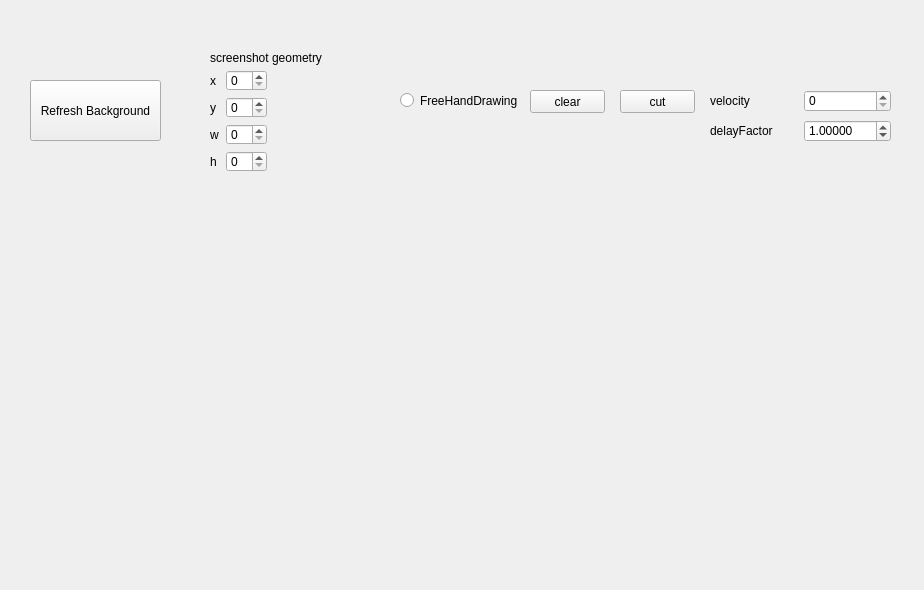
This is pages/freehand.ui in Jogala/stageController_windows_64 as Qt 5 draws it before an edit. The edited form follows.
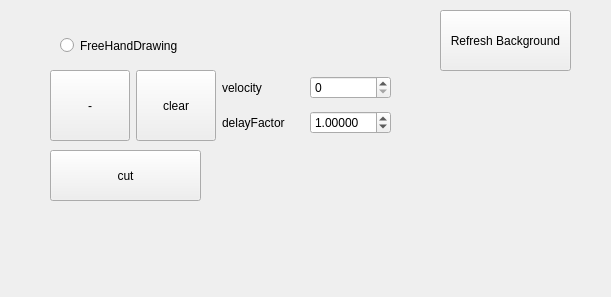
This is the edited form.

```diff
--- a/pages/freehand.ui
+++ b/pages/freehand.ui
@@ -6,33 +6,20 @@
    <rect>
     <x>0</x>
     <y>0</y>
-    <width>924</width>
-    <height>590</height>
+    <width>611</width>
+    <height>297</height>
    </rect>
   </property>
   <property name="windowTitle">
    <string>Form</string>
   </property>
-  <widget class="QPushButton" name="pushButton_clear">
-   <property name="geometry">
-    <rect>
-     <x>530</x>
-     <y>90</y>
-     <width>75</width>
-     <height>23</height>
-    </rect>
-   </property>
-   <property name="text">
-    <string>clear</string>
-   </property>
-  </widget>
   <widget class="QPushButton" name="pushButton_cut_freeHand_press">
    <property name="geometry">
     <rect>
-     <x>620</x>
-     <y>90</y>
-     <width>75</width>
-     <height>23</height>
+     <x>50</x>
+     <y>150</y>
+     <width>151</width>
+     <height>51</height>
     </rect>
    </property>
    <property name="text">
@@ -42,10 +29,10 @@
   <widget class="QRadioButton" name="radioButton">
    <property name="geometry">
     <rect>
-     <x>400</x>
-     <y>60</y>
+     <x>60</x>
+     <y>30</y>
      <width>161</width>
-     <height>81</height>
+     <height>31</height>
     </rect>
    </property>
    <property name="text">
@@ -55,8 +42,8 @@
   <widget class="QPushButton" name="pushButton_refreshBackground">
    <property name="geometry">
     <rect>
-     <x>30</x>
-     <y>80</y>
+     <x>440</x>
+     <y>10</y>
      <width>131</width>
      <height>61</height>
     </rect>
@@ -65,56 +52,41 @@
     <string>Refresh Background</string>
    </property>
   </widget>
-  <widget class="QLabel" name="label">
+  <widget class="QWidget" name="">
    <property name="geometry">
     <rect>
-     <x>210</x>
-     <y>50</y>
-     <width>131</width>
-     <height>16</height>
-    </rect>
-   </property>
-   <property name="text">
-    <string>screenshot geometry</string>
-   </property>
-  </widget>
-  <widget class="QWidget" name="layoutWidget_2">
-   <property name="geometry">
-    <rect>
-     <x>210</x>
+     <x>50</x>
      <y>70</y>
-     <width>57</width>
-     <height>102</height>
+     <width>341</width>
+     <height>71</height>
     </rect>
    </property>
+   <layout class="QHBoxLayout" name="horizontalLayout_2">
+    <item>
    <layout class="QHBoxLayout" name="horizontalLayout">
     <item>
-     <layout class="QVBoxLayout" name="verticalLayout_2">
-      <item>
-       <widget class="QLabel" name="label_2">
-        <property name="text">
-         <string>x</string>
+       <widget class="QPushButton" name="pushButton_removeLastNode">
+        <property name="sizePolicy">
+         <sizepolicy hsizetype="Maximum" vsizetype="Expanding">
+          <horstretch>0</horstretch>
+          <verstretch>0</verstretch>
+         </sizepolicy>
         </property>
-       </widget>
-      </item>
-      <item>
-       <widget class="QLabel" name="label_3">
         <property name="text">
-         <string>y</string>
+         <string>-</string>
         </property>
        </widget>
       </item>
       <item>
-       <widget class="QLabel" name="label_4">
-        <property name="text">
-         <string>w</string>
+       <widget class="QPushButton" name="pushButton_clear">
+        <property name="sizePolicy">
+         <sizepolicy hsizetype="Maximum" vsizetype="Expanding">
+          <horstretch>0</horstretch>
+          <verstretch>0</verstretch>
+         </sizepolicy>
         </property>
-       </widget>
-      </item>
-      <item>
-       <widget class="QLabel" name="label_5">
         <property name="text">
-         <string>h</string>
+         <string>clear</string>
         </property>
        </widget>
       </item>
@@ -123,30 +95,6 @@
     <item>
      <layout class="QVBoxLayout" name="verticalLayout">
       <item>
-       <widget class="QSpinBox" name="spinBox_screenShot_x"/>
-      </item>
-      <item>
-       <widget class="QSpinBox" name="spinBox_screenShot_y"/>
-      </item>
-      <item>
-       <widget class="QSpinBox" name="spinBox_screenShot_w"/>
-      </item>
-      <item>
-       <widget class="QSpinBox" name="spinBox_screenShot_h"/>
-      </item>
-     </layout>
-    </item>
-   </layout>
-  </widget>
-  <widget class="QWidget" name="layoutWidget">
-   <property name="geometry">
-    <rect>
-     <x>710</x>
-     <y>90</y>
-     <width>181</width>
-     <height>22</height>
-    </rect>
-   </property>
    <layout class="QHBoxLayout" name="horizontalLayout_3">
     <item>
      <widget class="QLabel" name="label_7">
@@ -162,16 +110,8 @@
      <widget class="QSpinBox" name="spinBox_velocity"/>
     </item>
    </layout>
-  </widget>
-  <widget class="QWidget" name="layoutWidget_3">
-   <property name="geometry">
-    <rect>
-     <x>710</x>
-     <y>120</y>
-     <width>181</width>
-     <height>22</height>
-    </rect>
-   </property>
+      </item>
+      <item>
    <layout class="QHBoxLayout" name="horizontalLayout_4">
     <item>
      <widget class="QLabel" name="label_8">
@@ -198,6 +138,10 @@
        <double>1.000000000000000</double>
       </property>
      </widget>
+        </item>
+       </layout>
+      </item>
+     </layout>
     </item>
    </layout>
   </widget>
```
Lines whose indentation alone changed are shown as unchanged.
